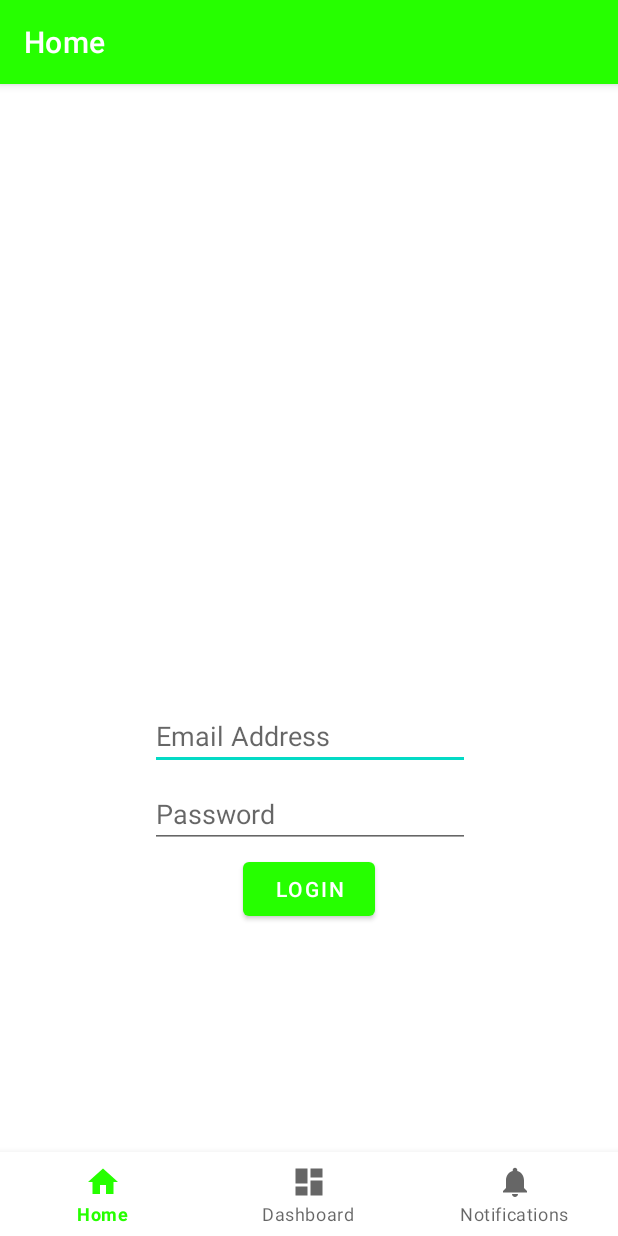
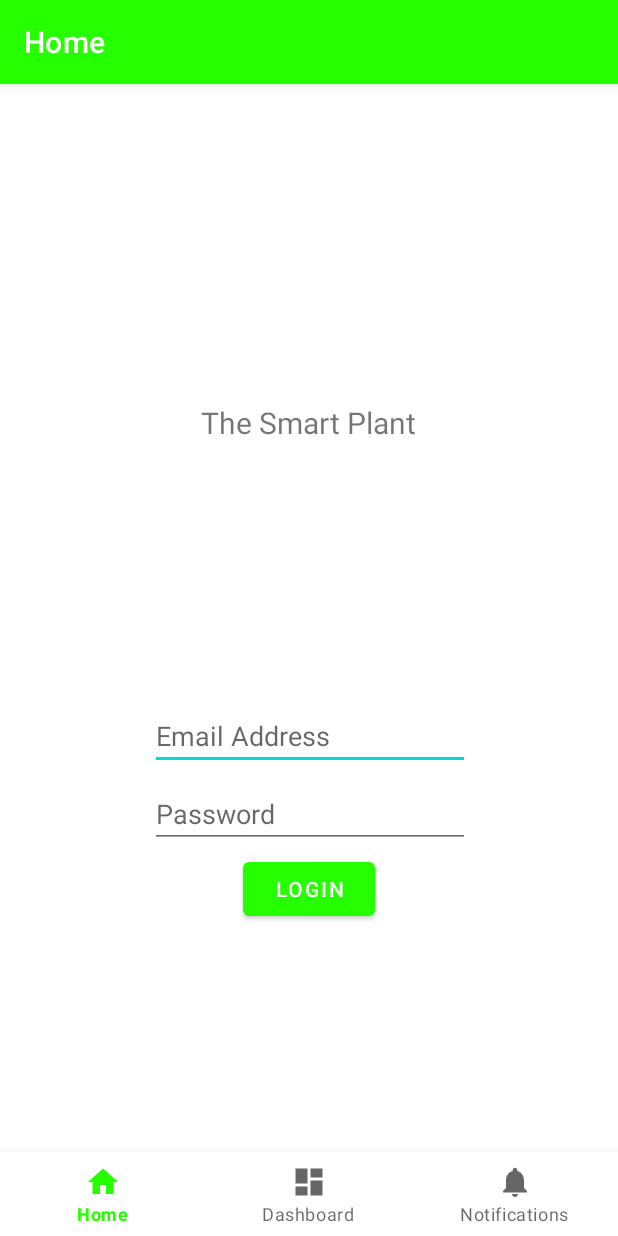
Before and after one commit to riccigamiao3076/SmartPlant, an Android app: the screen it shows after launch (MainActivity), on a phone screen of 412 x 824 dp. Run offline under Robolectric (Android 15) with nearby library versions, the phone set to English and light mode, and no system bars; our stand-ins replace navigation-ui.

Commit message:
Accidentally removed placeholder textview for fragment, added back The Smart Plant title.

```diff
--- a/SmartPlant/src/main/java/ca/greenlypebble/it/smartplant/ui/home/HomeFragment.java
+++ b/SmartPlant/src/main/java/ca/greenlypebble/it/smartplant/ui/home/HomeFragment.java
@@ -30,9 +30,7 @@ public class HomeFragment extends Fragment {
         final TextView textView = root.findViewById(R.id.text_home);
         page1.getText().observe(getViewLifecycleOwner(), new Observer<String>() {
             @Override
-            public void onChanged(@Nullable String s) {
-                textView.setText(s);
-            }
+            public void onChanged(@Nullable String s) { textView.setText(s); }
         });
         return root;
     }
--- a/SmartPlant/src/main/java/ca/greenlypebble/it/smartplant/ui/home/Page1.java
+++ b/SmartPlant/src/main/java/ca/greenlypebble/it/smartplant/ui/home/Page1.java
@@ -14,6 +14,7 @@ public class Page1 extends ViewModel {
 
     public Page1() {
         mText = new MutableLiveData<>();
+       // mText.setValue("The Smart Plant");
     }
 
     public LiveData<String> getText() {
--- a/SmartPlant/src/main/res/layout/fragment_page1.xml
+++ b/SmartPlant/src/main/res/layout/fragment_page1.xml
@@ -7,21 +7,18 @@
     tools:context=".ui.home.HomeFragment">
 
     <TextView
-        android:id="@+id/textView3"
-        android:layout_width="154dp"
-        android:layout_height="40dp"
-        android:layout_marginStart="144dp"
-        android:layout_marginTop="219dp"
-        android:layout_marginEnd="144dp"
-        android:layout_marginBottom="493dp"
-        android:text="@string/loginTitle"
+        android:id="@+id/text_home"
+        android:layout_width="383dp"
+        android:layout_height="55dp"
+        android:layout_marginStart="16dp"
+        android:layout_marginTop="366dp"
+        android:layout_marginEnd="12dp"
+        android:layout_marginBottom="310dp"
         android:textAlignment="center"
         app:layout_constraintBottom_toBottomOf="parent"
         app:layout_constraintEnd_toEndOf="parent"
-        app:layout_constraintHorizontal_bias="0.516"
         app:layout_constraintStart_toStartOf="parent"
-        app:layout_constraintTop_toTopOf="parent"
-        app:layout_constraintVertical_bias="1.0" />
+        app:layout_constraintTop_toTopOf="parent" />
 
     <EditText
         android:id="@+id/editTextTextEmailAddress2"
@@ -61,4 +58,19 @@
         app:layout_constraintStart_toStartOf="parent"
         app:layout_constraintTop_toTopOf="parent" />
 
+    <TextView
+        android:id="@+id/textTitle"
+        android:layout_width="wrap_content"
+        android:layout_height="wrap_content"
+        android:layout_marginStart="181dp"
+        android:layout_marginTop="156dp"
+        android:layout_marginEnd="230dp"
+        android:text="@string/the_smart_plant"
+        android:textAlignment="center"
+        android:textSize="20sp"
+        app:layout_constraintEnd_toEndOf="parent"
+        app:layout_constraintHorizontal_bias="0.333"
+        app:layout_constraintStart_toStartOf="parent"
+        app:layout_constraintTop_toTopOf="parent" />
+
 </androidx.constraintlayout.widget.ConstraintLayout>
--- a/SmartPlant/src/main/res/values/strings.xml
+++ b/SmartPlant/src/main/res/values/strings.xml
@@ -12,4 +12,5 @@
     <string name="email_address">Email Address</string>
     <string name="password">Password</string>
     <string name="login">Login</string>
+    <string name="the_smart_plant">The Smart Plant</string>
 </resources>
```
